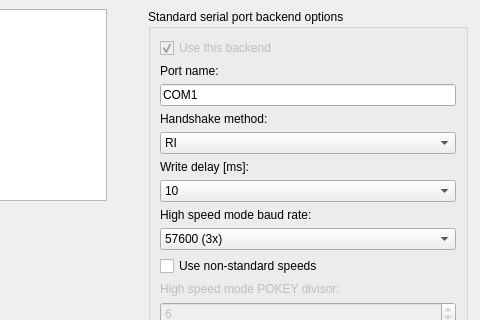
First picture: the form in optionsdialog.ui, repository RespeQt/RespeQt, before the edit; both pictures show x 158 to 638 and y 0 to 320 of the 638 by 443 pixel window.
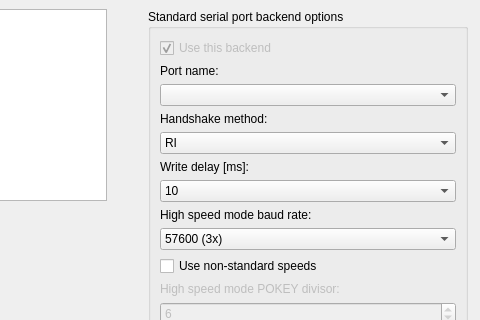
Second picture: the form after the edit.

Commit message: simplify serial port selection

The edit to the form file:
```diff
--- a/optionsdialog.ui
+++ b/optionsdialog.ui
@@ -165,11 +165,7 @@
          </widget>
         </item>
         <item>
-         <widget class="QLineEdit" name="serialPortDeviceNameEdit">
-          <property name="text">
-           <string>COM1</string>
-          </property>
-         </widget>
+         <widget class="QComboBox" name="serialPortComboBox"/>
         </item>
         <item>
          <widget class="QLabel" name="serialPortHandshakeLabel">
```
Left out of the diff: 6 changed lines with no effect on the pictures. The commit also changes 3 other files.
